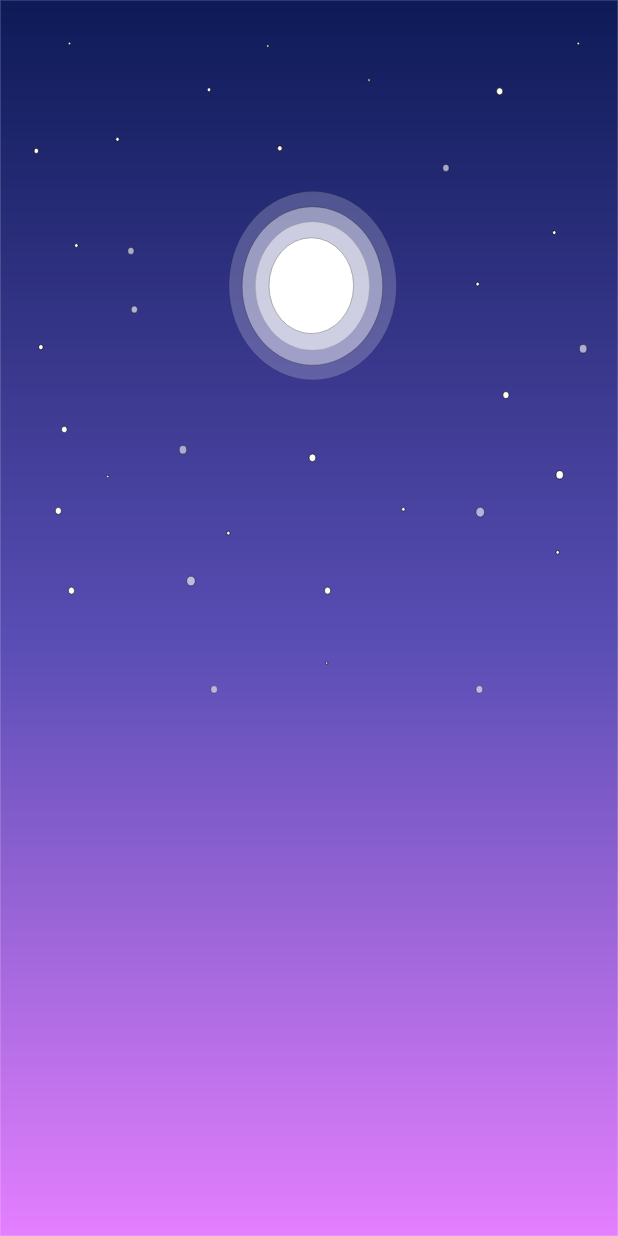
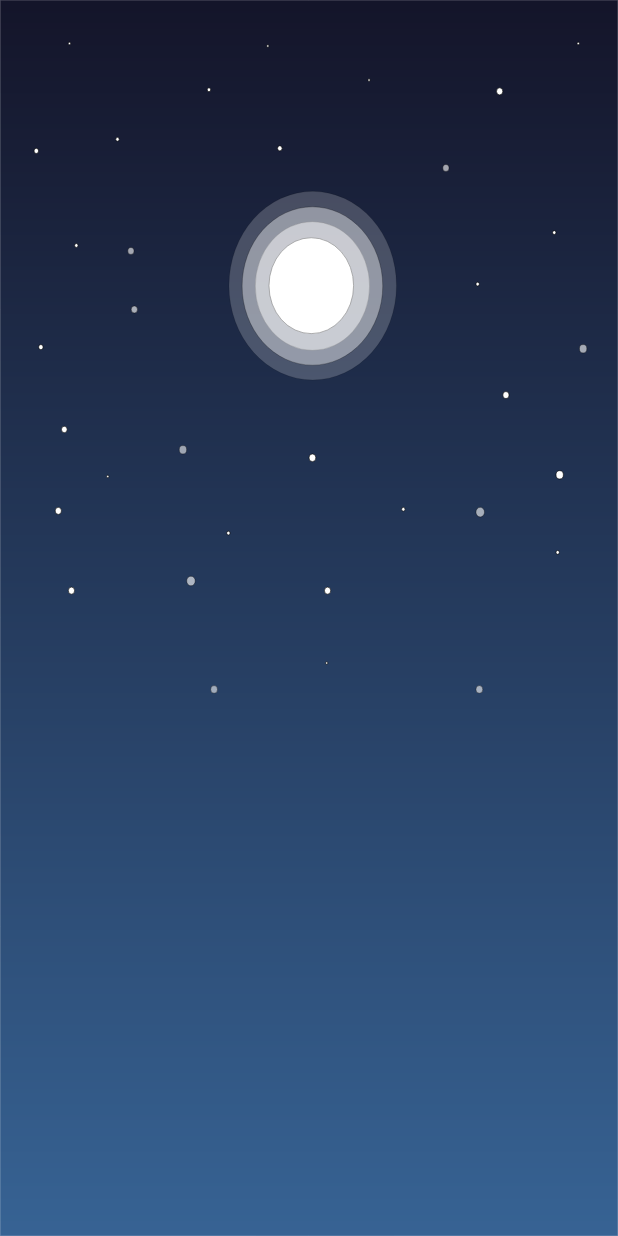
Before and after one commit to ajdinahmetovic/STEMfun, an Android app: the MainActivity screen opened directly, with no data from a screen before it, on a phone screen of 412 x 824 dp. Run offline under Robolectric (Android 15) with nearby library versions, the phone set to English and light mode, and no system bars; our stand-ins replace Firebase (no records; nobody signed in at launch, a user with empty details on screens opened directly).

Commit message:
Imported SVG files

```diff
--- a/app/src/main/java/space/stemfun/stemfun/AccountSelect.java
+++ b/app/src/main/java/space/stemfun/stemfun/AccountSelect.java
@@ -22,7 +22,7 @@ public class AccountSelect extends AppCompatActivity {
         decorView.setSystemUiVisibility(uiOptions);
 
         login = findViewById(R.id.login);
-        register = findViewById(R.id.register);
+        //register = findViewById(R.id.register);
 
         final Intent registerIntent = new Intent(this, SignUpAcitvity.class);
         final Intent signinIntent = new Intent(this, SignInActivity.class);
@@ -35,13 +35,13 @@ public class AccountSelect extends AppCompatActivity {
 
             }
         });
-
+/*
         register.setOnClickListener(new View.OnClickListener() {
             @Override
             public void onClick(View v) {
                 startActivity(registerIntent);
             }
         });
-
+*/
     }
 }
--- a/app/src/main/res/drawable/backg.xml
+++ b/app/src/main/res/drawable/backg.xml
@@ -15,9 +15,8 @@
           android:endY="1925.33"
           android:endX="540.5"
           android:type="linear">
-        <item android:offset="0" android:color="#FF0E1B58"/>
-        <item android:offset="0.52" android:color="#FF5A4EB5"/>
-        <item android:offset="1" android:color="#FFE57FFF"/>
+        <item android:offset="0" android:color="#FF14152A"/>
+        <item android:offset="1" android:color="#FF376394"/>
       </gradient>
     </aapt:attr>
   </path>
--- a/app/src/main/res/layout/activity_account_select.xml
+++ b/app/src/main/res/layout/activity_account_select.xml
@@ -4,7 +4,7 @@
     xmlns:tools="http://schemas.android.com/tools"
     android:layout_width="match_parent"
     android:layout_height="match_parent"
-    android:background="@drawable/backgNEW"
+    android:background="@drawable/backg_new"
     tools:context=".AccountSelect">
 
     <TextView
@@ -23,7 +23,7 @@
         app:layout_constraintVertical_bias="0.026" />
 
     <Button
-        android:id="@+id/button2"
+        android:id="@+id/login"
         android:layout_width="match_parent"
         android:layout_height="45dp"
         android:layout_marginLeft="20dp"
@@ -57,7 +57,7 @@
         app:layout_constraintEnd_toEndOf="parent"
         app:layout_constraintHorizontal_bias="0.0"
         app:layout_constraintStart_toStartOf="parent"
-        app:layout_constraintTop_toBottomOf="@+id/button2"
+        app:layout_constraintTop_toBottomOf="@+id/login"
         app:layout_constraintVertical_bias="0.32" />
 
 
--- a/app/src/main/res/layout/activity_sign_in.xml
+++ b/app/src/main/res/layout/activity_sign_in.xml
@@ -4,7 +4,7 @@
     xmlns:tools="http://schemas.android.com/tools"
     android:layout_width="match_parent"
     android:layout_height="match_parent"
-    android:background="@drawable/backgNEW"
+    android:background="@drawable/backg_new"
     tools:context=".SignInActivity">
 
 
```
Also changed, not shown: app/src/main/java/space/stemfun/stemfun/SignInActivity.java (+12 -5 lines), app/src/main/java/space/stemfun/stemfun/SignUpAcitvity.java (+6 -6 lines), app/src/main/res/drawable-v24/backg_new.xml (renamed from app/src/main/res/drawable-v24/backgNEW.xml), 3 other files.
